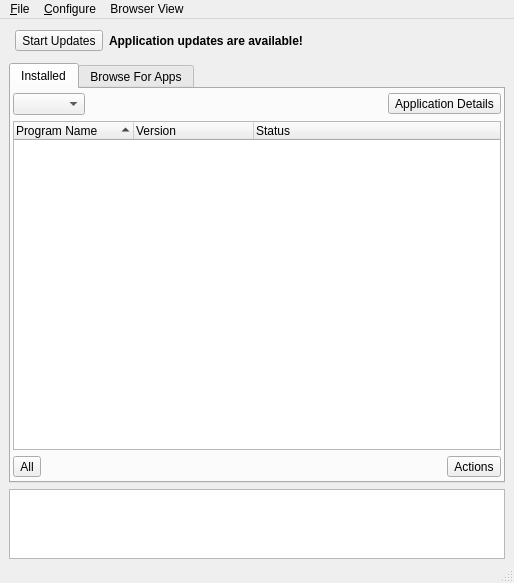
Qt form src-qt4/pc-softwaremanager/mainUI.ui (trueos/pcbsd) before a commit.
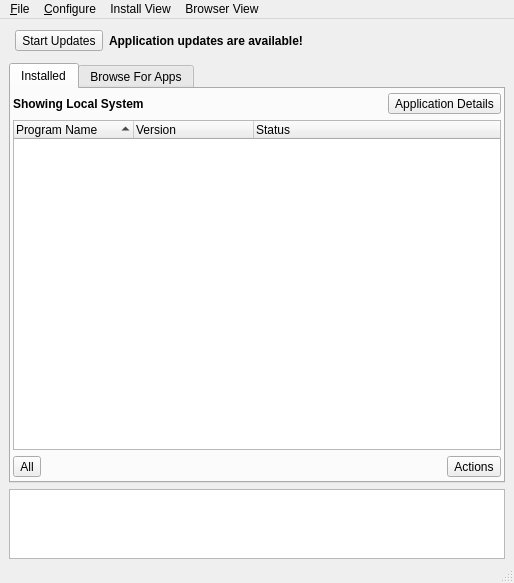
The same form after that commit. The open tabs and pages were chosen to show the change. Icons and pictures are not drawn.

Commit message: Get all the jail package management working in the AppCafe. You should now be able to view/remove packages within running jails as well.

```diff
--- a/src-qt4/pc-softwaremanager/mainUI.ui
+++ b/src-qt4/pc-softwaremanager/mainUI.ui
@@ -123,7 +123,17 @@
         <item>
          <layout class="QHBoxLayout" name="horizontalLayout_11">
           <item>
-           <widget class="QComboBox" name="comboBox"/>
+           <widget class="QLabel" name="label_install_jail">
+            <property name="font">
+             <font>
+              <weight>75</weight>
+              <bold>true</bold>
+             </font>
+            </property>
+            <property name="text">
+             <string notr="true">Showing Local System</string>
+            </property>
+           </widget>
           </item>
           <item>
            <spacer name="horizontalSpacer_2">
@@ -1611,8 +1621,24 @@
     <addaction name="actionServer_Apps"/>
     <addaction name="actionRaw_Packages"/>
    </widget>
+   <widget class="QMenu" name="menuInstall_View">
+    <property name="title">
+     <string>Install View</string>
+    </property>
+    <widget class="QMenu" name="menuShow_Jail">
+     <property name="title">
+      <string>Show Jail</string>
+     </property>
+     <addaction name="actionSample"/>
+    </widget>
+    <addaction name="actionShow_Base_Packages"/>
+    <addaction name="separator"/>
+    <addaction name="actionShow_Local_System"/>
+    <addaction name="menuShow_Jail"/>
+   </widget>
    <addaction name="menuFile"/>
    <addaction name="menuConfigure"/>
+   <addaction name="menuInstall_View"/>
    <addaction name="menuBrowser_View"/>
   </widget>
   <widget class="QStatusBar" name="statusbar"/>
```
Left out of the diff: 29 changed lines with no effect on the pictures. The commit also changes 4 other files.
